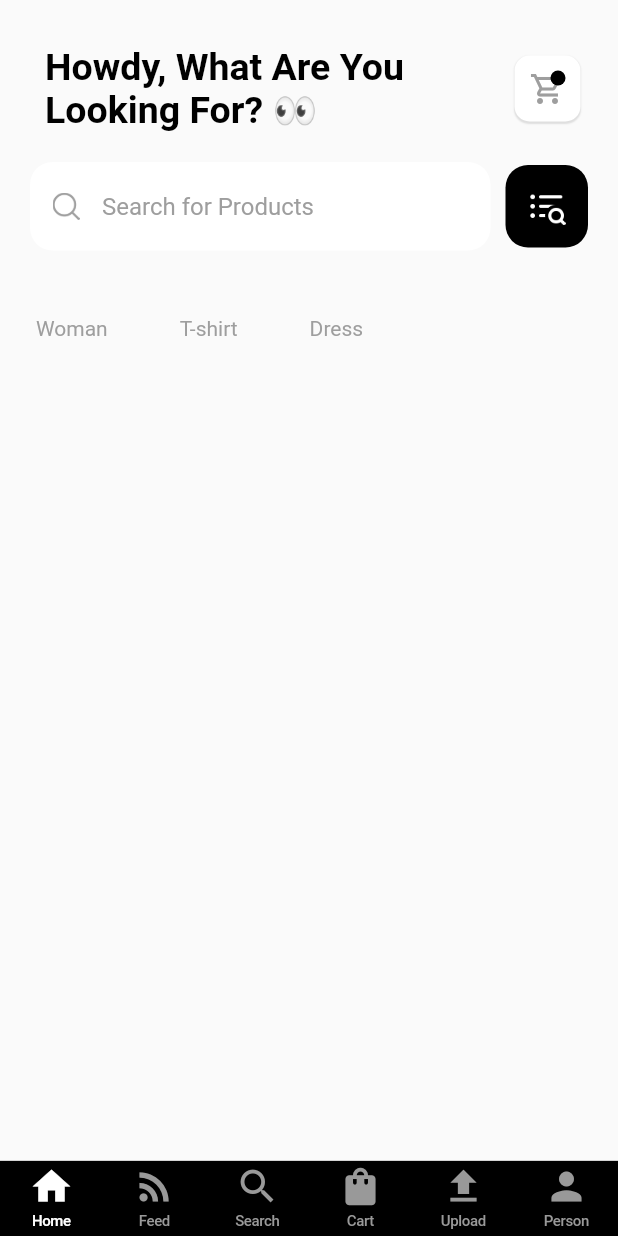
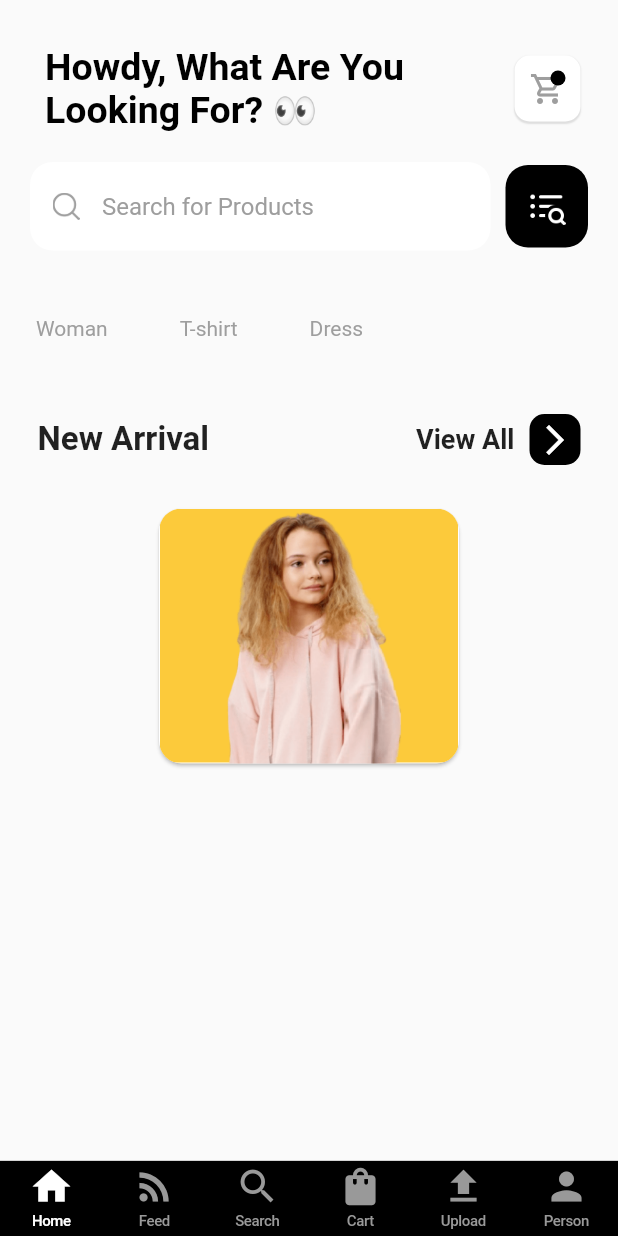
Before and after one commit to AyushKasera/ecommerce_app, a Flutter app: the screen it shows after launch, on a phone screen of 412 x 824 dp. Run offline on Flutter 3.47's test engine with Material 2 defaults, Android fonts, the phone set to English and light mode, and no system bars; our stand-ins replace cloud_firestore, firebase_auth, firebase_core, firebase_storage, image_picker; accounts and stored records are empty.

Commit message:
new arrival

```diff
--- /dev/null
+++ b/lib/models/clothes.dart
@@ -0,0 +1,25 @@
+class Clothes {
+  String? productName;
+  String? price;
+  String? imageUrl;
+
+  Clothes(
+    this.productName,
+    this.price,
+    this.imageUrl,
+  );
+  static List<Clothes> generateClothes() {
+    return [
+      Clothes(
+        'Gucci oversize',
+        '\$70.99',
+        'assets/images/arrival1.png',
+      ),
+      Clothes(
+        'T-shirt oversize',
+        '\$80.99',
+        'assets/images/arrival2.png',
+      ),
+    ];
+  }
+}
--- a/lib/views/screens/home_screen.dart
+++ b/lib/views/screens/home_screen.dart
@@ -1,4 +1,7 @@
+import 'package:ecommerce_app/models/clothes.dart';
+import 'package:ecommerce_app/views/screens/widget/category_list.dart';
 import 'package:ecommerce_app/views/screens/widget/customApp_bar.dart';
+import 'package:ecommerce_app/views/screens/widget/produts.dart';
 import 'package:ecommerce_app/views/screens/widget/search_input.dart';
 import 'package:ecommerce_app/views/screens/widget/tagList.dart';
 import 'package:flutter/material.dart';
@@ -14,6 +17,11 @@ class HomeScreen extends StatelessWidget {
         CustomAppBar(),
         SearchInput(),
         TagList(),
+        CategoryList(),
+        ProductItem(
+          clothes: Clothes(
+              'Gucci oversize', '\$70.99', 'assets/images/arrival1.png'),
+        ),
       ],
     ));
   }
--- /dev/null
+++ b/lib/views/screens/widget/category_list.dart
@@ -0,0 +1,46 @@
+import 'package:flutter/material.dart';
+
+class CategoryList extends StatelessWidget {
+  const CategoryList({Key? key}) : super(key: key);
+
+  @override
+  Widget build(BuildContext context) {
+    return Container(
+      padding: EdgeInsets.symmetric(horizontal: 25, vertical: 25),
+      child: Row(
+        mainAxisAlignment: MainAxisAlignment.spaceBetween,
+        children: [
+          Text(
+            'New Arrival',
+            style: TextStyle(fontSize: 22, fontWeight: FontWeight.bold),
+          ),
+          Row(
+            children: [
+              Text(
+                'View All',
+                style: TextStyle(
+                  fontSize: 18,
+                  fontWeight: FontWeight.bold,
+                ),
+              ),
+              SizedBox(
+                width: 10,
+              ),
+              Container(
+                padding: EdgeInsets.all(5),
+                decoration: BoxDecoration(
+                  color: Colors.black,
+                  borderRadius: BorderRadius.circular(10),
+                ),
+                child: Icon(
+                  Icons.arrow_forward_ios,
+                  color: Colors.white,
+                ),
+              )
+            ],
+          ),
+        ],
+      ),
+    );
+  }
+}
--- /dev/null
+++ b/lib/views/screens/widget/produts.dart
@@ -0,0 +1,39 @@
+import 'package:flutter/material.dart';
+
+import '../../../models/clothes.dart';
+
+class ProductItem extends StatelessWidget {
+  const ProductItem({Key? key, required this.clothes}) : super(key: key);
+  final Clothes clothes;
+  @override
+  Widget build(BuildContext context) {
+    return Container(
+      child: Card(
+        shape: RoundedRectangleBorder(
+          borderRadius: BorderRadius.circular(15),
+        ),
+        child: Column(children: [
+         // crossAxisAlignment: CrossAxisAlignment.center,
+          Stack(
+            children: [
+              Container(
+                height: 170,
+                width: 200,
+                decoration: BoxDecoration(
+                  borderRadius: BorderRadius.circular(
+                    15,
+                  ),
+                  image: DecorationImage(
+                    image: AssetImage(
+                      clothes.imageUrl.toString(),
+                    ),
+                  ),
+                ),
+              )
+            ],
+          )
+        ]),
+      ),
+    );
+  }
+}
```
